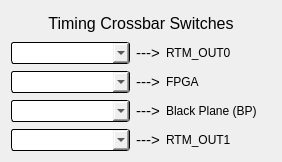
Qt form pydm/timing.ui (slac-epics/ATCACommon) before a commit.
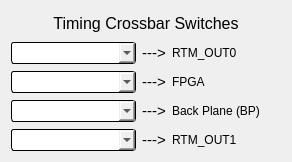
The same form after that commit. Custom widgets are drawn as their Qt base class.

Commit message: Fixed typo in interface

```diff
--- a/pydm/timing.ui
+++ b/pydm/timing.ui
@@ -6,7 +6,7 @@
    <rect>
     <x>0</x>
     <y>0</y>
-    <width>282</width>
+    <width>292</width>
     <height>162</height>
    </rect>
   </property>
@@ -44,7 +44,7 @@
        </property>
        <property name="minimumSize">
         <size>
-         <width>119</width>
+         <width>125</width>
          <height>22</height>
         </size>
        </property>
@@ -85,7 +85,7 @@
         </size>
        </property>
        <property name="text">
-        <string>Black Plane (BP)</string>
+        <string>Back Plane (BP)</string>
        </property>
       </widget>
      </item>
@@ -99,7 +99,7 @@
        </property>
        <property name="minimumSize">
         <size>
-         <width>119</width>
+         <width>125</width>
          <height>22</height>
         </size>
        </property>
@@ -135,7 +135,7 @@
        </property>
        <property name="minimumSize">
         <size>
-         <width>119</width>
+         <width>125</width>
          <height>22</height>
         </size>
        </property>
@@ -209,7 +209,7 @@
        </property>
        <property name="minimumSize">
         <size>
-         <width>119</width>
+         <width>125</width>
          <height>22</height>
         </size>
        </property>
```
